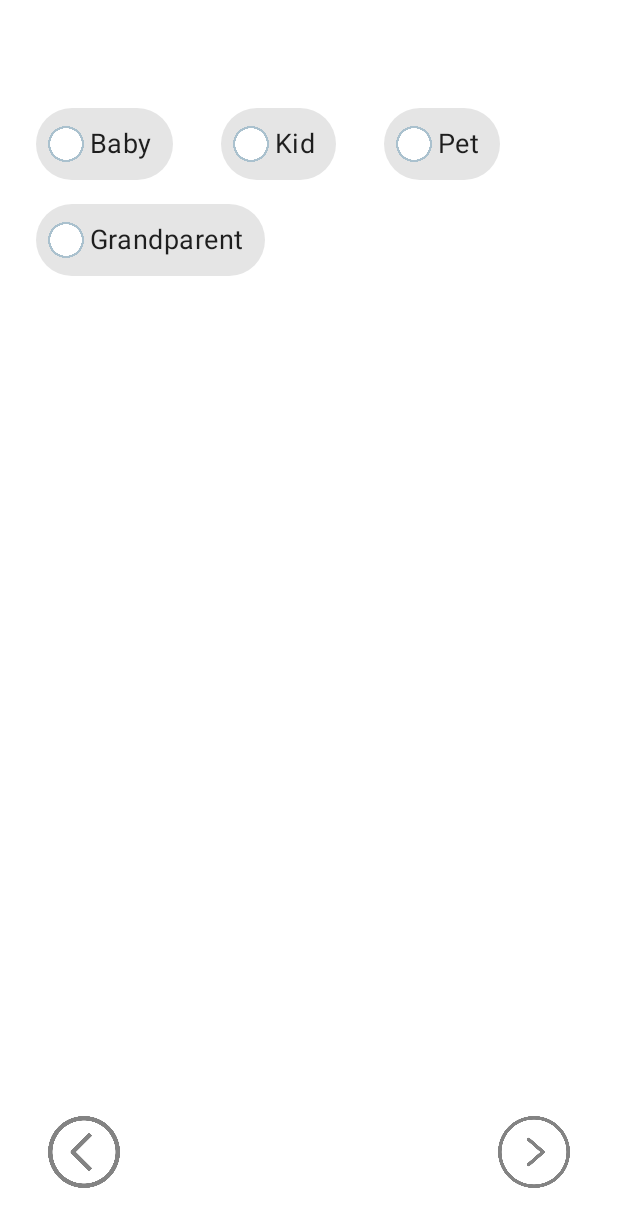
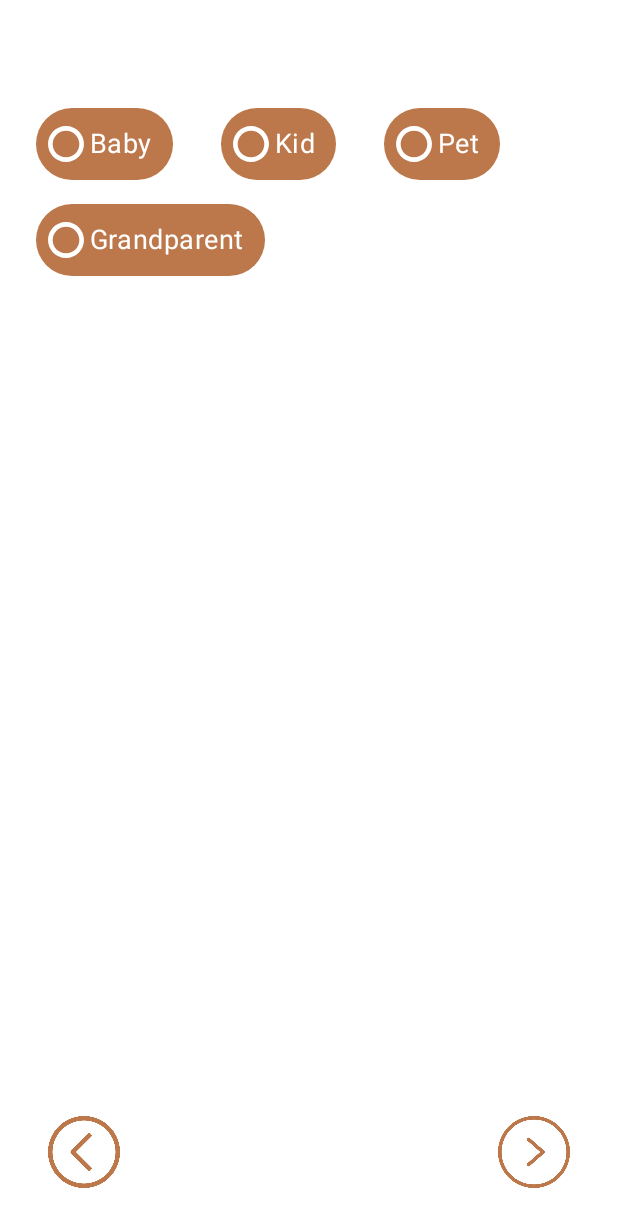
Before and after one commit to pf-Murat/Hackhaton, an Android app: the screen it shows after launch (OnboardingActivity), after a tap on an icon or button, on a phone screen of 412 x 824 dp. Shown: the top 1227 px of the screen. Run offline under Robolectric (Android 15) with nearby library versions, the phone set to English and light mode, and no system bars.

Commit message:
chip theming, binding connected to fragments with slider control

```diff
--- a/app/src/main/java/com/example/hackhaton/ui/pager/ui/AccessibilityFragment.kt
+++ b/app/src/main/java/com/example/hackhaton/ui/pager/ui/AccessibilityFragment.kt
@@ -7,6 +7,9 @@ import android.view.ViewGroup
 import androidx.fragment.app.Fragment
 import androidx.lifecycle.ViewModelProvider
 import com.example.hackhaton.R
+import com.example.hackhaton.databinding.ActivityOnboardingBinding
+import com.example.hackhaton.databinding.FragmentAccessibilityBinding
+import com.example.hackhaton.databinding.FragmentGuidedFilterBinding
 import com.example.hackhaton.ui.pager.FragmentPagerViewModel
 
 class AccessibilityFragment : Fragment() {
@@ -16,11 +19,15 @@ class AccessibilityFragment : Fragment() {
 
     private lateinit var viewModel: FragmentPagerViewModel
 
+    private lateinit var binding : FragmentAccessibilityBinding
+
     override fun onCreateView(
         inflater: LayoutInflater, container: ViewGroup?,
         savedInstanceState: Bundle?
     ): View {
-        return inflater.inflate(R.layout.fragment_accessibility, container, false)
+        binding = FragmentAccessibilityBinding.inflate(layoutInflater)
+
+        return binding.root
     }
 
     override fun onActivityCreated(savedInstanceState: Bundle?) {
--- a/app/src/main/java/com/example/hackhaton/ui/pager/ui/EaseOfTravelFragment.kt
+++ b/app/src/main/java/com/example/hackhaton/ui/pager/ui/EaseOfTravelFragment.kt
@@ -1,13 +1,16 @@
 package com.example.hackhaton.ui.pager.ui
 
+import android.annotation.SuppressLint
 import android.os.Bundle
 import android.view.LayoutInflater
 import android.view.View
 import android.view.ViewGroup
 import androidx.fragment.app.Fragment
 import androidx.lifecycle.ViewModelProvider
-import com.example.hackhaton.R
+import com.example.hackhaton.databinding.FragmentEaseOfTravelBinding
 import com.example.hackhaton.ui.pager.FragmentPagerViewModel
+import com.google.android.material.slider.RangeSlider
+import com.google.android.material.slider.Slider
 
 class EaseOfTravelFragment : Fragment() {
     companion object {
@@ -16,16 +19,27 @@ class EaseOfTravelFragment : Fragment() {
 
     private lateinit var viewModel: FragmentPagerViewModel
 
+    private lateinit var binding: FragmentEaseOfTravelBinding
+
     override fun onCreateView(
         inflater: LayoutInflater, container: ViewGroup?,
         savedInstanceState: Bundle?
     ): View {
-        return inflater.inflate(R.layout.fragment_ease_of_travel, container, false)
+        binding = FragmentEaseOfTravelBinding.inflate(layoutInflater)
+
+        return binding.root
     }
 
+    @SuppressLint("SetTextI18n")
     override fun onActivityCreated(savedInstanceState: Bundle?) {
         super.onActivityCreated(savedInstanceState)
         viewModel = ViewModelProvider(this)[FragmentPagerViewModel::class.java]
 
+        binding.tvMaxTravelTime.text = "${binding.rangeSlider.values.first().toInt()} min"
+
+        binding.rangeSlider.addOnChangeListener(RangeSlider.OnChangeListener { slider, value, fromUser ->
+            binding.tvMaxTravelTime.text = "${value.toInt()} min"
+        })
+
     }
 }
--- a/app/src/main/java/com/example/hackhaton/ui/pager/ui/FamilyFragment.kt
+++ b/app/src/main/java/com/example/hackhaton/ui/pager/ui/FamilyFragment.kt
@@ -7,6 +7,8 @@ import android.view.ViewGroup
 import androidx.fragment.app.Fragment
 import androidx.lifecycle.ViewModelProvider
 import com.example.hackhaton.R
+import com.example.hackhaton.databinding.FragmentEaseOfTravelBinding
+import com.example.hackhaton.databinding.FragmentFamilyBinding
 import com.example.hackhaton.ui.pager.FragmentPagerViewModel
 
 class FamilyFragment : Fragment() {
@@ -16,11 +18,16 @@ class FamilyFragment : Fragment() {
 
     private lateinit var viewModel: FragmentPagerViewModel
 
+
+    private lateinit var binding : FragmentFamilyBinding
+
     override fun onCreateView(
         inflater: LayoutInflater, container: ViewGroup?,
         savedInstanceState: Bundle?
     ): View {
-        return inflater.inflate(R.layout.fragment_family, container, false)
+        binding = FragmentFamilyBinding.inflate(layoutInflater)
+
+        return binding.root
     }
 
     override fun onActivityCreated(savedInstanceState: Bundle?) {
--- a/app/src/main/java/com/example/hackhaton/ui/pager/ui/LifeStyleFragment.kt
+++ b/app/src/main/java/com/example/hackhaton/ui/pager/ui/LifeStyleFragment.kt
@@ -7,6 +7,8 @@ import android.view.ViewGroup
 import androidx.fragment.app.Fragment
 import androidx.lifecycle.ViewModelProvider
 import com.example.hackhaton.R
+import com.example.hackhaton.databinding.FragmentEaseOfTravelBinding
+import com.example.hackhaton.databinding.FragmentLifeStyleBinding
 import com.example.hackhaton.ui.pager.FragmentPagerViewModel
 
 class LifeStyleFragment : Fragment() {
@@ -16,11 +18,16 @@ class LifeStyleFragment : Fragment() {
 
     private lateinit var viewModel: FragmentPagerViewModel
 
+
+    private lateinit var binding : FragmentLifeStyleBinding
+
     override fun onCreateView(
         inflater: LayoutInflater, container: ViewGroup?,
         savedInstanceState: Bundle?
     ): View {
-        return inflater.inflate(R.layout.fragment_life_style, container, false)
+        binding = FragmentLifeStyleBinding.inflate(layoutInflater)
+
+        return binding.root
     }
 
     override fun onActivityCreated(savedInstanceState: Bundle?) {
--- /dev/null
+++ b/app/src/main/res/color/bg_chip.xml
@@ -0,0 +1,5 @@
+<?xml version="1.0" encoding="utf-8"?>
+<selector xmlns:android="http://schemas.android.com/apk/res/android">
+    <item android:color="@color/soft_orange" android:state_checked="true" />
+    <item android:color="@color/softer_orange" />
+</selector>
--- /dev/null
+++ b/app/src/main/res/drawable/ic_checked.xml
@@ -0,0 +1,9 @@
+<vector xmlns:android="http://schemas.android.com/apk/res/android"
+    android:width="40dp"
+    android:height="40dp"
+    android:viewportWidth="40"
+    android:viewportHeight="40">
+  <path
+      android:fillColor="@color/white"
+      android:pathData="M20,0C8.974,0 0,8.973 0,20c0,11.027 8.974,20 20,20c11.029,0 20,-8.973 20,-20C40,8.973 31.029,0 20,0zM28.818,17.875l-8.562,8.564c-0.596,0.595 -1.377,0.893 -2.158,0.893c-0.779,0 -1.561,-0.298 -2.156,-0.893l-4.758,-4.758c-1.191,-1.191 -1.191,-3.124 0,-4.313c1.191,-1.192 3.121,-1.192 4.314,0l2.6,2.6l6.408,-6.407c1.188,-1.189 3.123,-1.189 4.312,0C30.01,14.752 30.01,16.684 28.818,17.875z"/>
+</vector>
--- /dev/null
+++ b/app/src/main/res/drawable/ic_unchecked.xml
@@ -0,0 +1,9 @@
+<vector xmlns:android="http://schemas.android.com/apk/res/android"
+    android:width="94dp"
+    android:height="94dp"
+    android:viewportWidth="94"
+    android:viewportHeight="94">
+  <path
+      android:fillColor="@color/white"
+      android:pathData="M47,94C21.084,94 0,72.916 0,47S21.084,0 47,0s47,21.084 47,47S72.916,94 47,94zM47,12.186c-19.196,0 -34.814,15.618 -34.814,34.814c0,19.195 15.618,34.814 34.814,34.814c19.195,0 34.814,-15.619 34.814,-34.814C81.814,27.804 66.195,12.186 47,12.186z"/>
+</vector>
--- a/app/src/main/res/layout/fragment_accessibility.xml
+++ b/app/src/main/res/layout/fragment_accessibility.xml
@@ -2,6 +2,7 @@
 <LinearLayout xmlns:android="http://schemas.android.com/apk/res/android"
     android:layout_width="match_parent"
     android:layout_height="match_parent"
+    xmlns:app="http://schemas.android.com/apk/res-auto"
     android:orientation="vertical">
 
     <com.google.android.material.chip.ChipGroup
--- a/app/src/main/res/layout/fragment_guided_filter.xml
+++ b/app/src/main/res/layout/fragment_guided_filter.xml
@@ -17,7 +17,7 @@
         android:layout_height="64dp"
         android:src="@drawable/arrow_left"
         android:padding="8dp"
-        app:tint="#838383"
+        app:tint="@color/softer_orange"
         app:layout_constraintStart_toStartOf="parent"
         app:layout_constraintBottom_toBottomOf="parent"
         android:layout_margin="24dp" />
@@ -28,7 +28,7 @@
         android:layout_height="64dp"
         android:src="@drawable/arrow_right"
         android:padding="8dp"
-        app:tint="#838383"
+        app:tint="@color/softer_orange"
         app:layout_constraintEnd_toEndOf="parent"
         app:layout_constraintBottom_toBottomOf="parent"
         android:layout_margin="24dp" />
--- a/app/src/main/res/values/themes.xml
+++ b/app/src/main/res/values/themes.xml
@@ -44,11 +44,11 @@
 
     <style name="ChipCustomStyle" parent="Widget.MaterialComponents.Chip.Action">
         <item name="checkedIconEnabled">false</item>
-        <item name="checkedIcon">@drawable/check</item>
-        <item name="chipIcon">@drawable/circle</item>
-        <item name="drawableTint">@color/softer_orange</item>
-        <item name="background">@color/soft_orange</item>
+        <item name="checkedIcon">@drawable/ic_checked</item>
+        <item name="chipIcon">@drawable/ic_unchecked</item>
         <item name="checkedIconVisible">true</item>
+        <item name="chipBackgroundColor">@color/bg_chip</item>
+        <item name="android:textColor">@color/white</item>
         <item name="android:checkable">true</item>
         <item name="android:textSize">18sp</item>
         <item name="android:textStyle">bold</item>
@@ -57,6 +57,7 @@
         <item name="android:layout_height">64dp</item>
         <item name="iconStartPadding">4dp</item>
         <item name="android:layout_margin">12dp</item>
+
     </style>
 
 </resources>
```
